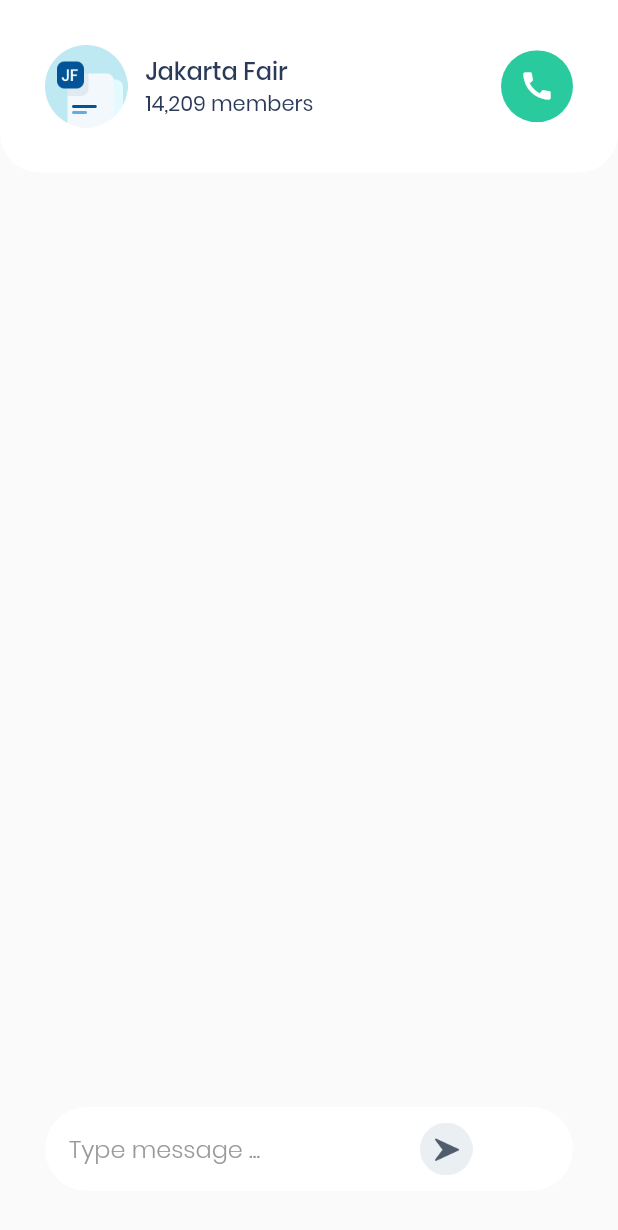
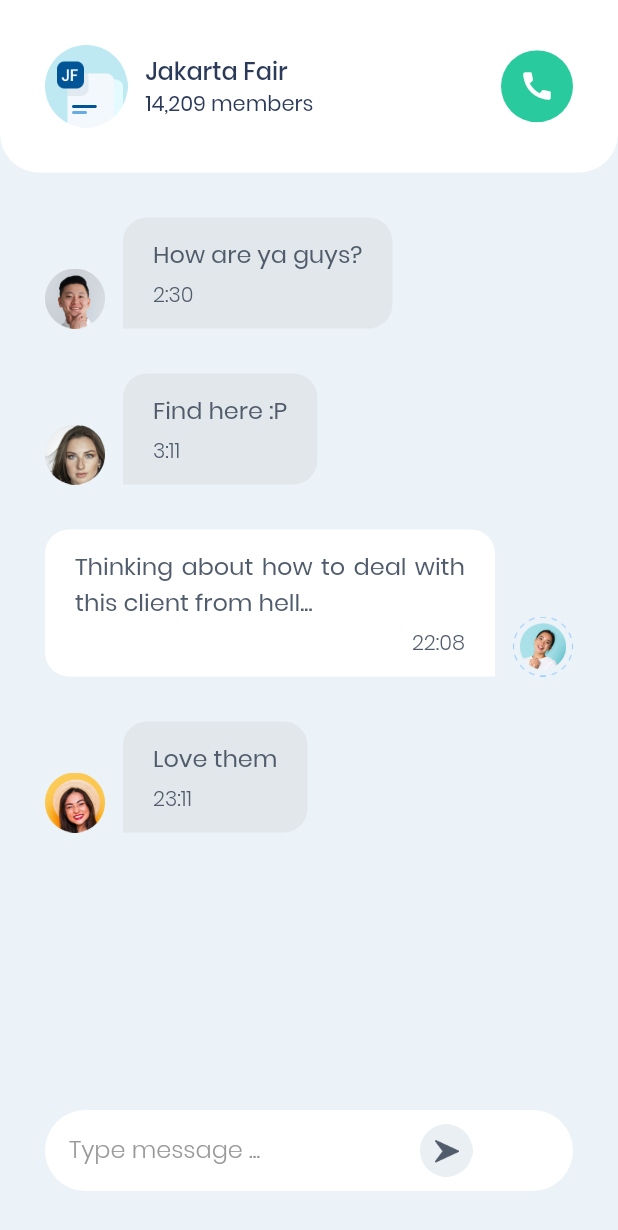
Before and after one commit to Dzaky02/chatty_apps, a Flutter app: the screen it shows after launch, after a tap on "Jakarta Fair", on a phone screen of 412 x 824 dp. Shown: the top 1230 px of the screen. Run offline on Flutter 3.47's test engine with Material 2 defaults, Android fonts, the light colour scheme and no system bars.

Commit message:
Finished Chatting Page.

```diff
--- a/lib/pages/chatting_page.dart
+++ b/lib/pages/chatting_page.dart
@@ -1,3 +1,4 @@
+import 'package:chatty_apps/widgets/chatting_item.dart';
 import 'package:flutter/material.dart';
 import 'package:chatty_apps/theme.dart';
 
@@ -14,11 +15,41 @@ class ChattingPage extends StatelessWidget {
 
   @override
   Widget build(BuildContext context) {
+    final imageUrl = [
+      'assets/images/pic_friend_1.png',
+      'assets/images/pic_friend_3.png',
+      'assets/images/profile_pic.png',
+      'assets/images/pic_friend_2.png',
+    ];
+    final message = [
+      'How are ya guys?',
+      'Find here :P',
+      'Thinking about how to deal with this client from hell...',
+      'Love them',
+    ];
+    final time = [
+      '2:30',
+      '3:11',
+      '22:08',
+      '23:11',
+    ];
+    final isMyChat = [
+      false,
+      false,
+      true,
+      false,
+    ];
+
     return Scaffold(
+      backgroundColor: Color(0XFFEBF2F8),
       body: SafeArea(
         bottom: false,
-        child: Column(
+        child: Stack(
+          alignment: Alignment.bottomCenter,
           children: [
+            Column(
+              children: [
+                // NOTE: HEADER
                 Container(
                   padding: EdgeInsets.all(30),
                   decoration: BoxDecoration(
@@ -69,8 +100,35 @@ class ChattingPage extends StatelessWidget {
                     ],
                   ),
                 ),
-            Spacer(),
+                // NOTE: HEADER END
+                // NOTE: DISPLAY CHAT
                 Container(
+                  width: MediaQuery.of(context).size.width,
+                  height: MediaQuery.of(context).size.height - 139,
+                  child: ListView.builder(
+                    itemCount: imageUrl.length,
+                    itemBuilder: (context, index) => Padding(
+                      padding: EdgeInsets.only(
+                          left: 30,
+                          right: 30,
+                          top: (index == 0) ? 30 : 0,
+                          bottom: (index == (imageUrl.length - 1)) ? 100 : 30),
+                      child: ChattingItem(
+                        imageUrl: imageUrl[index],
+                        message: message[index],
+                        time: time[index],
+                        isMyChat: isMyChat[index],
+                      ),
+                    ),
+                  ),
+                ),
+                // NOTE: DISPLAY CHAT END
+              ],
+            ),
+            // NOTE: TEXT INPUT
+            Container(
+              height: 54,
+              alignment: Alignment.bottomCenter,
               margin: const EdgeInsets.only(
                 bottom: 30,
                 left: 30,
@@ -116,7 +174,8 @@ class ChattingPage extends StatelessWidget {
                   ),
                 ],
               ),
-            )
+            ),
+            // NOTE: TEXT INPUT END
           ],
         ),
       ),
--- /dev/null
+++ b/lib/widgets/chatting_item.dart
@@ -0,0 +1,118 @@
+import 'package:chatty_apps/theme.dart';
+import 'package:flutter/material.dart';
+
+class ChattingItem extends StatelessWidget {
+  final imageUrl;
+  final message;
+  final time;
+  final isMyChat;
+
+  ChattingItem({this.imageUrl, this.message, this.time, this.isMyChat});
+
+  @override
+  Widget build(BuildContext context) {
+    Widget friendChat() {
+      return Row(
+        crossAxisAlignment: CrossAxisAlignment.end,
+        children: [
+          Image.asset(
+            imageUrl,
+            width: 40,
+            height: 40,
+          ),
+          SizedBox(
+            width: 12,
+          ),
+          Flexible(
+            child: Container(
+              padding: EdgeInsets.symmetric(
+                horizontal: 20,
+                vertical: 12,
+              ),
+              decoration: BoxDecoration(
+                color: Color(0XFFE1E7EB),
+                borderRadius: BorderRadius.only(
+                  topLeft: Radius.circular(16),
+                  topRight: Radius.circular(16),
+                  bottomRight: Radius.circular(16),
+                ),
+              ),
+              child: Column(
+                crossAxisAlignment: CrossAxisAlignment.start,
+                children: [
+                  Text(
+                    message,
+                    softWrap: true,
+                    textAlign: TextAlign.justify,
+                    maxLines: 5,
+                    style: chatMessageTextStyle,
+                  ),
+                  SizedBox(
+                    height: 5,
+                  ),
+                  Text(
+                    time,
+                    style: chatTimeTextStyle,
+                  ),
+                ],
+              ),
+            ),
+          ),
+        ],
+      );
+    }
+
+    Widget myChat() {
+      return Row(
+        crossAxisAlignment: CrossAxisAlignment.end,
+        children: [
+          Flexible(
+            child: Container(
+              padding: EdgeInsets.symmetric(
+                horizontal: 20,
+                vertical: 12,
+              ),
+              decoration: BoxDecoration(
+                color: Colors.white,
+                borderRadius: BorderRadius.only(
+                  topLeft: Radius.circular(16),
+                  topRight: Radius.circular(16),
+                  bottomLeft: Radius.circular(16),
+                ),
+              ),
+              child: Column(
+                crossAxisAlignment: CrossAxisAlignment.end,
+                children: [
+                  Text(
+                    message,
+                    softWrap: true,
+                    textAlign: TextAlign.justify,
+                    maxLines: 5,
+                    style: chatMessageTextStyle,
+                  ),
+                  SizedBox(
+                    height: 5,
+                  ),
+                  Text(
+                    time,
+                    style: chatTimeTextStyle,
+                  ),
+                ],
+              ),
+            ),
+          ),
+          SizedBox(
+            width: 12,
+          ),
+          Image.asset(
+            imageUrl,
+            width: 40,
+            height: 40,
+          ),
+        ],
+      );
+    }
+
+    return (isMyChat) ? myChat() : friendChat();
+  }
+}
```
Lines whose indentation alone changed are shown as unchanged.
